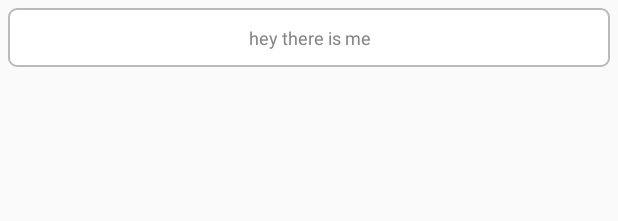
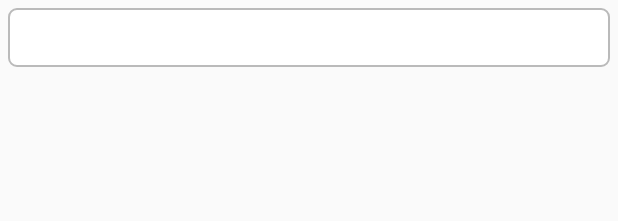
Before and after one commit to rkgarg22/Tiendas_New_Android, an Android app: the layout custom_teindas_layout.xml on its own in the app's theme, with its tools: preview values and no code run, on a phone screen of 412 x 824 dp. Shown: the top 221 px of the screen. Run offline under Robolectric (Android 15) with nearby library versions, the phone set to English and light mode, and no system bars.

Commit message:
Latest Code

```diff
--- a/app/src/main/res/layout/custom_teindas_layout.xml
+++ b/app/src/main/res/layout/custom_teindas_layout.xml
@@ -10,10 +10,9 @@
         android:layout_width="match_parent"
         android:layout_height="match_parent"
         android:layout_margin="5dp"
-        android:padding="3dp"
-        android:text="hey there is me"
+        android:padding="2dp"
         android:gravity="center"
-        android:textSize="12sp"
+        android:textSize="10sp"
         android:maxLines="2"
         android:ellipsize="end"
         android:textColor="@color/underlineColor"
```
